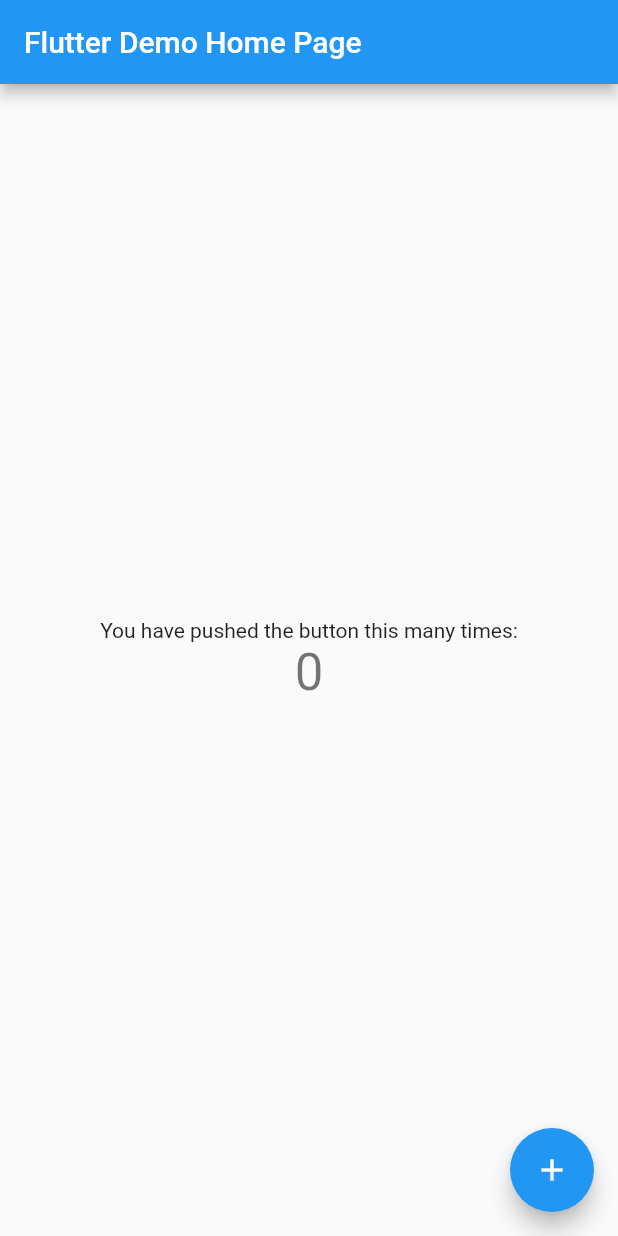
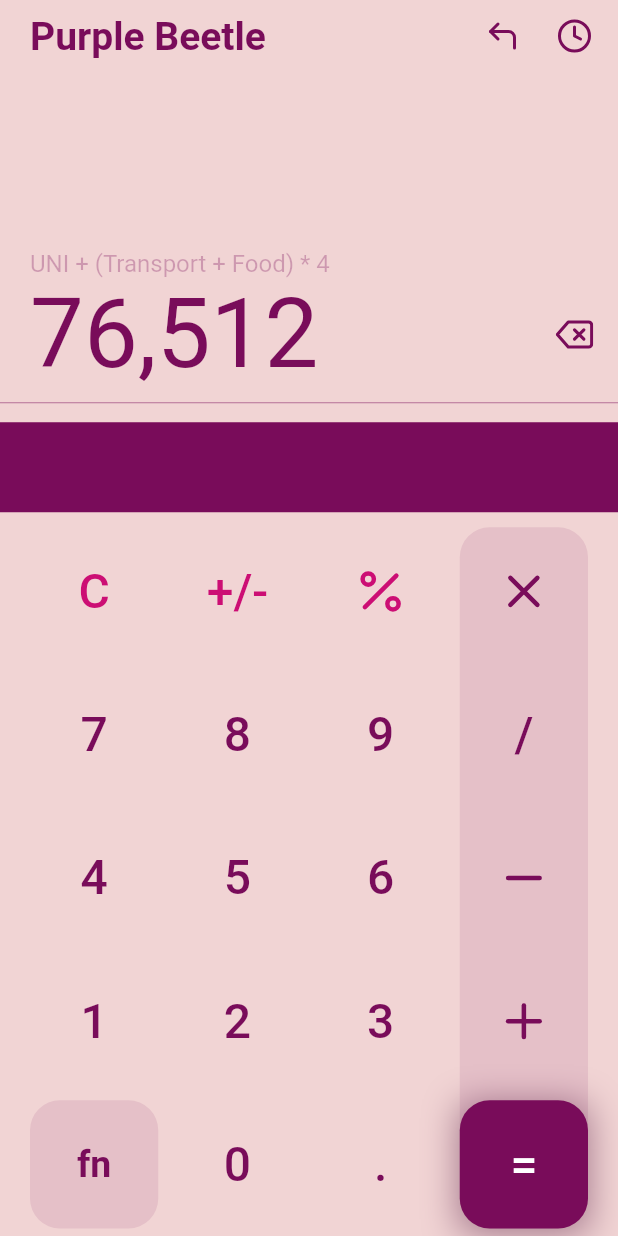
Before and after one commit to jarbisme/project_purple_beetle, a Flutter app: the screen it shows after launch, on a phone screen of 412 x 824 dp. Run offline on Flutter 3.47's test engine with Material 2 defaults, Android fonts, the phone set to English and light mode, and no system bars; our stand-ins replace flutter_feather_icons; Roboto replaces fonts that are missing (SF-Pro-Rounded).

Commit message:
Second commit

```diff
--- /dev/null
+++ b/lib/components/keyboard.dart
@@ -0,0 +1,154 @@
+import 'package:flutter/material.dart';
+import 'package:flutter_feather_icons/flutter_feather_icons.dart';
+import 'package:project_purple_beetle/components/my_button.dart';
+import 'package:project_purple_beetle/constants.dart';
+
+class Keyboard extends StatelessWidget {
+  @override
+  Widget build(BuildContext context) {
+    return Padding(
+      padding: const EdgeInsets.symmetric(
+        horizontal: 15.0,
+      ),
+      child: Row(
+        mainAxisSize: MainAxisSize.min,
+        crossAxisAlignment: CrossAxisAlignment.start,
+        children: [
+          Flexible(
+            flex: 3,
+            child: Column(
+              mainAxisSize: MainAxisSize.min,
+              children: [
+                Flexible(
+                  child: Row(
+                    children: [
+                      MyButton(
+                        text: 'C',
+                        foreground: kSecundaryColor,
+                      ),
+                      MyButton(
+                        text: '+/-',
+                        foreground: kSecundaryColor,
+                      ),
+                      MyButton(
+                        text: '%',
+                        icon: FeatherIcons.percent,
+                        foreground: kSecundaryColor,
+                      ),
+                    ],
+                  ),
+                ),
+                Flexible(
+                  child: Row(
+                    children: [
+                      MyButton(
+                        text: '7',
+                      ),
+                      MyButton(
+                        text: '8',
+                      ),
+                      MyButton(
+                        text: '9',
+                      ),
+                    ],
+                  ),
+                ),
+                Flexible(
+                  child: Row(
+                    children: [
+                      MyButton(
+                        text: '4',
+                      ),
+                      MyButton(
+                        text: '5',
+                      ),
+                      MyButton(
+                        text: '6',
+                      ),
+                    ],
+                  ),
+                ),
+                Flexible(
+                  child: Row(
+                    children: [
+                      MyButton(
+                        text: '1',
+                      ),
+                      MyButton(
+                        text: '2',
+                      ),
+                      MyButton(
+                        text: '3',
+                      ),
+                    ],
+                  ),
+                ),
+                Flexible(
+                  child: Row(
+                    children: [
+                      MyButton(
+                        text: 'fn',
+                        background: kPrimaryColor.withOpacity(0.1),
+                        functionBtn: true,
+                      ),
+                      MyButton(
+                        text: '0',
+                      ),
+                      MyButton(
+                        text: '.',
+                      ),
+                    ],
+                  ),
+                ),
+              ],
+            ),
+          ),
+          // operations column
+          Flexible(
+            child: Container(
+              // color: Colors.red,
+              child: Stack(
+                // fit: StackFit.loose,
+                children: [
+                  Positioned.fill(
+                    child: Container(
+                      margin: EdgeInsets.all(5.0),
+                      decoration: BoxDecoration(
+                        color: kPrimaryColor.withOpacity(0.1),
+                        borderRadius: BorderRadius.circular(20.0),
+                      ),
+                      // height: 60.0,
+                    ),
+                  ),
+                  Column(
+                    mainAxisSize: MainAxisSize.min,
+                    children: [
+                      MyButton(
+                        icon: FeatherIcons.x,
+                      ),
+                      MyButton(
+                        text: '/',
+                      ),
+                      MyButton(
+                        icon: FeatherIcons.minus,
+                      ),
+                      MyButton(
+                        icon: FeatherIcons.plus,
+                      ),
+                      MyButton(
+                        text: '=',
+                        background: kPrimaryColor,
+                        foreground: Colors.white,
+                        floating: true,
+                      ),
+                    ],
+                  )
+                ],
+              ),
+            ),
+          ),
+        ],
+      ),
+    );
+  }
+}
--- /dev/null
+++ b/lib/components/my_appbar.dart
@@ -0,0 +1,65 @@
+import 'package:flutter/material.dart';
+import 'package:flutter_feather_icons/flutter_feather_icons.dart';
+
+import '../constants.dart';
+
+class MyAppbar extends StatelessWidget {
+  const MyAppbar({
+    Key key,
+  }) : super(key: key);
+
+  @override
+  Widget build(BuildContext context) {
+    return Padding(
+      padding: const EdgeInsets.symmetric(horizontal: 5.0),
+      child: Row(
+        mainAxisAlignment: MainAxisAlignment.spaceBetween,
+        children: [
+          Row(
+            children: [
+              // IconButton(
+              //   icon: Icon(
+              //     FeatherIcons.arrowLeft,
+              //     size: 36,
+              //     color: kPrimaryColor,
+              //   ),
+              //   onPressed: () {},
+              // ),
+              Padding(
+                padding: const EdgeInsets.symmetric(
+                  horizontal: 15.0,
+                ),
+                child: Text(
+                  'Purple Beetle',
+                  style: TextStyle(
+                    fontSize: 26,
+                    fontWeight: FontWeight.bold,
+                    color: kPrimaryColor,
+                  ),
+                ),
+              )
+            ],
+          ),
+          Row(
+            children: [
+              IconButton(
+                icon: Icon(
+                  FeatherIcons.cornerUpLeft,
+                  color: kPrimaryColor,
+                ),
+                onPressed: () {},
+              ),
+              IconButton(
+                icon: Icon(
+                  FeatherIcons.clock,
+                  color: kPrimaryColor,
+                ),
+                onPressed: () {},
+              ),
+            ],
+          ),
+        ],
+      ),
+    );
+  }
+}
--- /dev/null
+++ b/lib/components/my_button.dart
@@ -0,0 +1,74 @@
+import 'package:flutter/material.dart';
+import 'package:project_purple_beetle/constants.dart';
+
+class MyButton extends StatelessWidget {
+  const MyButton({
+    Key key,
+    this.background,
+    this.foreground,
+    this.icon,
+    this.text,
+    this.floating = false,
+    this.functionBtn = false,
+  }) : super(key: key);
+
+  final Color background;
+  final Color foreground;
+  final IconData icon;
+  final String text;
+  final bool floating;
+  final bool functionBtn;
+
+  @override
+  Widget build(BuildContext context) {
+    return Flexible(
+      fit: FlexFit.loose,
+      child: AspectRatio(
+        aspectRatio: 1.0,
+        child: Container(
+          constraints: BoxConstraints(maxHeight: 100.0, minHeight: 60.0),
+          margin: EdgeInsets.all(5.0),
+          decoration: BoxDecoration(
+            boxShadow: floating
+                ? [
+                    BoxShadow(
+                      color: Color(0xFF450834).withOpacity(0.5),
+                      offset: Offset(0, 3),
+                      blurRadius: 20,
+                    )
+                  ]
+                : null,
+          ),
+          child: MaterialButton(
+            elevation: 0,
+            highlightElevation: floating ? 1 : 0,
+            splashColor: foreground != null
+                ? foreground.withOpacity(0.3)
+                : kPrimaryColor.withOpacity(0.3),
+            highlightColor: foreground != null
+                ? foreground.withOpacity(0.1)
+                : kPrimaryColor.withOpacity(0.1),
+            shape:
+                RoundedRectangleBorder(borderRadius: BorderRadius.circular(20)),
+            color: background ?? null,
+            child: icon != null
+                ? Icon(
+                    icon,
+                    size: 36,
+                    color: foreground ?? kPrimaryColor,
+                  )
+                : Text(
+                    this.text ?? '?',
+                    style: TextStyle(
+                      fontSize: functionBtn ? 25 : 32,
+                      fontWeight: functionBtn ? FontWeight.bold : null,
+                      color: foreground ?? kPrimaryColor,
+                    ),
+                  ),
+            onPressed: () {},
+          ),
+        ),
+      ),
+    );
+  }
+}
--- /dev/null
+++ b/lib/components/my_icon_button.dart
@@ -0,0 +1 @@
+// TODO: create icon button
--- /dev/null
+++ b/lib/components/result_screen.dart
@@ -0,0 +1,66 @@
+import 'package:flutter/material.dart';
+import 'package:flutter_feather_icons/flutter_feather_icons.dart';
+import 'package:project_purple_beetle/constants.dart';
+
+class ResultScreen extends StatelessWidget {
+  @override
+  Widget build(BuildContext context) {
+    return Padding(
+      padding: EdgeInsets.only(top: 20.0),
+      child: Column(
+        crossAxisAlignment: CrossAxisAlignment.stretch,
+        mainAxisSize: MainAxisSize.min,
+        children: [
+          Flexible(
+            fit: FlexFit.loose,
+            child: Container(
+                // height: 100.0,
+                // color: kPrimaryColor,
+                ),
+          ),
+          Container(
+            padding: EdgeInsets.only(
+              left: 20.0, right: 5.0
+            ),
+            child: Column(
+              crossAxisAlignment: CrossAxisAlignment.stretch,
+              children: [
+                Text(
+                  'UNI + (Transport + Food) * 4',
+                  style: TextStyle(
+                    fontSize: 16.0,
+                    color: kPrimaryColor.withOpacity(0.3),
+                  ),
+                ),
+                Row(
+                  children: [
+                    Expanded(
+                      child: Text(
+                        '76,512',
+                        style: TextStyle(
+                          fontSize: 64,
+                          color: kPrimaryColor,
+                        ),
+                      ),
+                    ),
+                    IconButton(
+                      icon: Icon(
+                        FeatherIcons.delete,
+                        size: 25.0,
+                        color: kPrimaryColor,
+                      ),
+                      onPressed: () {},
+                    ),
+                  ],
+                ),
+              ],
+            ),
+          ),
+          Divider(
+            color: kPrimaryColor.withOpacity(0.5),
+          ),
+        ],
+      ),
+    );
+  }
+}
--- /dev/null
+++ b/lib/components/var_section.dart
@@ -0,0 +1,18 @@
+import 'package:flutter/material.dart';
+import 'package:project_purple_beetle/constants.dart';
+
+class VarSection extends StatefulWidget {
+  @override
+  _VarSectionState createState() => _VarSectionState();
+}
+
+class _VarSectionState extends State<VarSection> {
+  @override
+  Widget build(BuildContext context) {
+    return Container(
+      margin: EdgeInsets.symmetric(vertical: 5.0),
+      height: 60.0,
+      color: kPrimaryColor,
+    );
+  }
+}
--- /dev/null
+++ b/lib/constants.dart
@@ -0,0 +1,5 @@
+import 'package:flutter/material.dart';
+
+const kPrimaryColor = Color(0xFF790C5A);
+const kBackgroundColor = Color(0xFFF1D4D4);
+const kSecundaryColor = Color(0xFFCC0E74);
--- a/lib/main.dart
+++ b/lib/main.dart
@@ -1,117 +1,21 @@
 import 'package:flutter/material.dart';
+import 'package:project_purple_beetle/screens/calculator_screen.dart';
 
 void main() {
   runApp(MyApp());
 }
 
 class MyApp extends StatelessWidget {
-  // This widget is the root of your application.
   @override
   Widget build(BuildContext context) {
     return MaterialApp(
+      debugShowCheckedModeBanner: false,
       title: 'Flutter Demo',
       theme: ThemeData(
-        // This is the theme of your application.
-        //
-        // Try running your application with "flutter run". You'll see the
-        // application has a blue toolbar. Then, without quitting the app, try
-        // changing the primarySwatch below to Colors.green and then invoke
-        // "hot reload" (press "r" in the console where you ran "flutter run",
-        // or simply save your changes to "hot reload" in a Flutter IDE).
-        // Notice that the counter didn't reset back to zero; the application
-        // is not restarted.
-        primarySwatch: Colors.blue,
-        // This makes the visual density adapt to the platform that you run
-        // the app on. For desktop platforms, the controls will be smaller and
-        // closer together (more dense) than on mobile platforms.
         visualDensity: VisualDensity.adaptivePlatformDensity,
+        fontFamily: 'SF-Pro-Rounded',
       ),
-      home: MyHomePage(title: 'Flutter Demo Home Page'),
+      home: CalculatorScreen(),
     );
   }
 }
-
-class MyHomePage extends StatefulWidget {
-  MyHomePage({Key key, this.title}) : super(key: key);
-
-  // This widget is the home page of your application. It is stateful, meaning
-  // that it has a State object (defined below) that contains fields that affect
-  // how it looks.
-
-  // This class is the configuration for the state. It holds the values (in this
-  // case the title) provided by the parent (in this case the App widget) and
-  // used by the build method of the State. Fields in a Widget subclass are
-  // always marked "final".
-
-  final String title;
-
-  @override
-  _MyHomePageState createState() => _MyHomePageState();
-}
-
-class _MyHomePageState extends State<MyHomePage> {
-  int _counter = 0;
-
-  void _incrementCounter() {
-    setState(() {
-      // This call to setState tells the Flutter framework that something has
-      // changed in this State, which causes it to rerun the build method below
-      // so that the display can reflect the updated values. If we changed
-      // _counter without calling setState(), then the build method would not be
-      // called again, and so nothing would appear to happen.
-      _counter++;
-    });
-  }
-
-  @override
-  Widget build(BuildContext context) {
-    // This method is rerun every time setState is called, for instance as done
-    // by the _incrementCounter method above.
-    //
-    // The Flutter framework has been optimized to make rerunning build methods
-    // fast, so that you can just rebuild anything that needs updating rather
-    // than having to individually change instances of widgets.
-    return Scaffold(
-      appBar: AppBar(
-        // Here we take the value from the MyHomePage object that was created by
-        // the App.build method, and use it to set our appbar title.
-        title: Text(widget.title),
-      ),
-      body: Center(
-        // Center is a layout widget. It takes a single child and positions it
-        // in the middle of the parent.
-        child: Column(
-          // Column is also a layout widget. It takes a list of children and
-          // arranges them vertically. By default, it sizes itself to fit its
-          // children horizontally, and tries to be as tall as its parent.
-          //
-          // Invoke "debug painting" (press "p" in the console, choose the
-          // "Toggle Debug Paint" action from the Flutter Inspector in Android
-          // Studio, or the "Toggle Debug Paint" command in Visual Studio Code)
-          // to see the wireframe for each widget.
-          //
-          // Column has various properties to control how it sizes itself and
-          // how it positions its children. Here we use mainAxisAlignment to
-          // center the children vertically; the main axis here is the vertical
-          // axis because Columns are vertical (the cross axis would be
-          // horizontal).
-          mainAxisAlignment: MainAxisAlignment.center,
-          children: <Widget>[
-            Text(
-              'You have pushed the button this many times:',
-            ),
-            Text(
-              '$_counter',
-              style: Theme.of(context).textTheme.headline4,
-            ),
-          ],
-        ),
-      ),
-      floatingActionButton: FloatingActionButton(
-        onPressed: _incrementCounter,
-        tooltip: 'Increment',
-        child: Icon(Icons.add),
-      ), // This trailing comma makes auto-formatting nicer for build methods.
-    );
-  }
-}
--- /dev/null
+++ b/lib/screens/calculator_screen.dart
@@ -0,0 +1,34 @@
+import 'package:flutter/material.dart';
+import 'package:project_purple_beetle/components/keyboard.dart';
+import 'package:project_purple_beetle/components/my_appbar.dart';
+import 'package:project_purple_beetle/components/result_screen.dart';
+import 'package:project_purple_beetle/components/var_section.dart';
+import 'package:project_purple_beetle/constants.dart';
+
+class CalculatorScreen extends StatefulWidget {
+  @override
+  _CalculatorScreenState createState() => _CalculatorScreenState();
+}
+
+class _CalculatorScreenState extends State<CalculatorScreen> {
+  @override
+  Widget build(BuildContext context) {
+    return Scaffold(
+      backgroundColor: kBackgroundColor,
+      body: SafeArea(
+        child: Column(
+          crossAxisAlignment: CrossAxisAlignment.stretch,
+          mainAxisSize: MainAxisSize.min,
+          children: [
+            MyAppbar(),
+            Expanded(
+              child: ResultScreen(),
+            ),
+            VarSection(),
+            Keyboard(),
+          ],
+        ),
+      ),
+    );
+  }
+}
```
Also changed, not shown: pubspec.yaml (+8 -15 lines), pubspec.lock.
